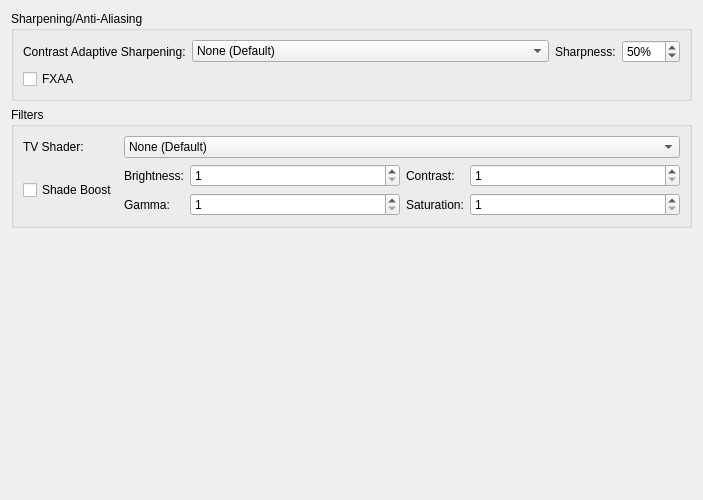
First picture: the form in pcsx2-qt/Settings/GraphicsPostProcessingSettingsTab.ui, repository PCSX2/pcsx2, before the edit.
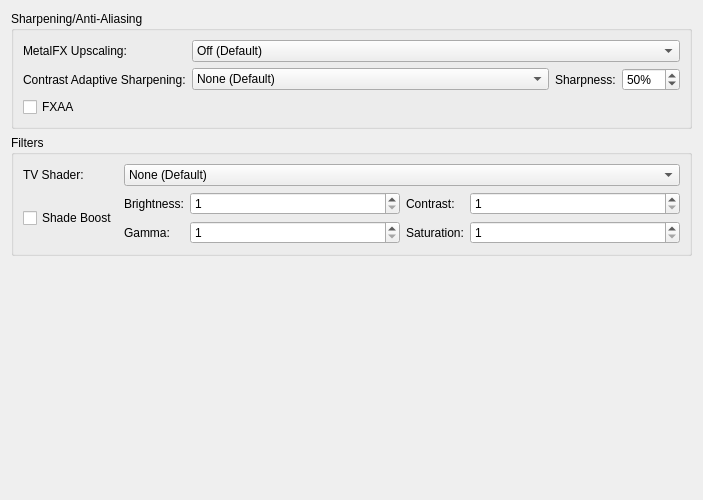
Second picture: the form after the edit.

Commit message: implemented MetalFX

Patch:
```diff
--- a/pcsx2-qt/Settings/GraphicsPostProcessingSettingsTab.ui
+++ b/pcsx2-qt/Settings/GraphicsPostProcessingSettingsTab.ui
@@ -21,6 +21,30 @@
      </property>
      <layout class="QFormLayout" name="formLayout_2">
       <item row="0" column="0">
+       <widget class="QLabel" name="metalfxModeLabel">
+        <property name="text">
+         <string extracomment="MetalFX is Apple's upscaling technology; leave the name &quot;MetalFX&quot; as-is.">MetalFX Upscaling:</string>
+        </property>
+        <property name="buddy">
+         <cstring>metalfxMode</cstring>
+        </property>
+       </widget>
+      </item>
+      <item row="0" column="1">
+       <widget class="QComboBox" name="metalfxMode">
+        <item>
+         <property name="text">
+          <string>Off (Default)</string>
+         </property>
+        </item>
+        <item>
+         <property name="text">
+          <string>MetalFX Spatial</string>
+         </property>
+        </item>
+       </widget>
+      </item>
+      <item row="1" column="0">
        <widget class="QLabel" name="casModeLabel">
         <property name="text">
          <string extracomment="You might find an official translation for this on AMD's website (Spanish version linked): https://www.amd.com/es/technologies/radeon-software-fidelityfx">Contrast Adaptive Sharpening:</string>
@@ -30,13 +54,13 @@
         </property>
        </widget>
       </item>
-      <item row="0" column="1">
+      <item row="1" column="1">
        <layout class="QHBoxLayout" name="casLayout" stretch="1,0">
         <item>
          <widget class="QComboBox" name="casMode">
           <property name="sizePolicy">
-           <sizepolicy hsizetype="Ignored" vsizetype="Fixed">
-            <horstretch>0</horstretch>
+           <sizepolicy hsizetype="Expanding" vsizetype="Fixed">
+            <horstretch>1</horstretch>
             <verstretch>0</verstretch>
            </sizepolicy>
           </property>
@@ -86,7 +110,7 @@
         </item>
        </layout>
       </item>
-      <item row="1" column="0" colspan="2">
+      <item row="2" column="0" colspan="2">
        <widget class="QCheckBox" name="fxaa">
         <property name="text">
          <string>FXAA</string>
```
Left out of the diff: 1 changed line with no effect on the pictures. The commit also changes 9 other files.
